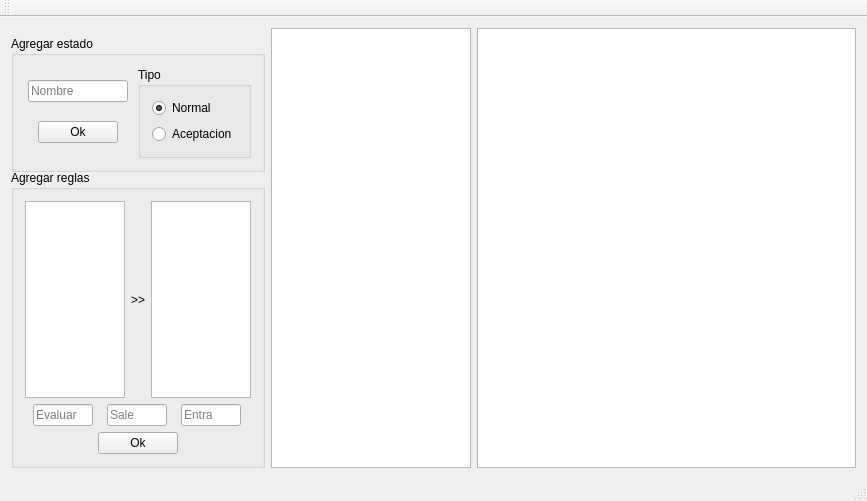
betax96/automata-de-pila, file mainwindow.ui: the form before one commit.
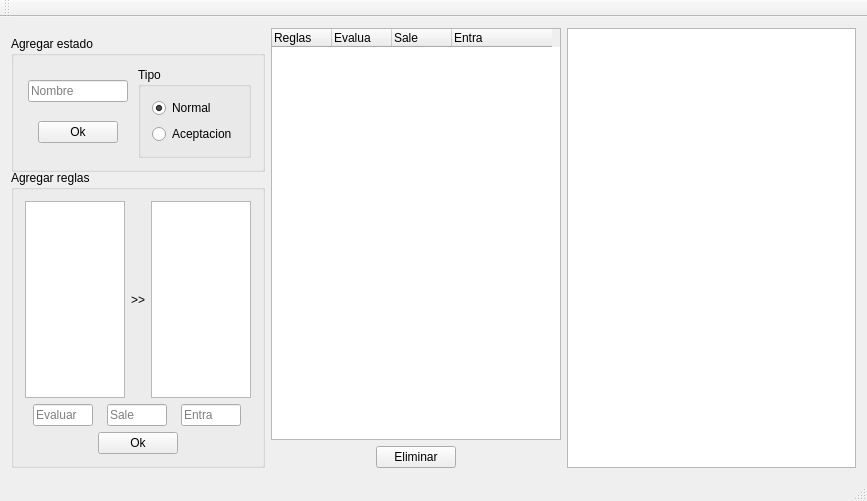
The form after the commit.

```diff
--- a/mainwindow.ui
+++ b/mainwindow.ui
@@ -264,20 +264,60 @@
       <item>
        <layout class="QVBoxLayout" name="verticalLayout_2">
         <item>
-         <widget class="QTreeView" name="treeView">
-          <property name="sizePolicy">
-           <sizepolicy hsizetype="Minimum" vsizetype="Expanding">
-            <horstretch>0</horstretch>
-            <verstretch>0</verstretch>
-           </sizepolicy>
-          </property>
-          <property name="maximumSize">
-           <size>
-            <width>200</width>
-            <height>16777215</height>
-           </size>
-          </property>
-         </widget>
+         <layout class="QVBoxLayout" name="verticalLayout_8">
+          <item>
+           <widget class="QTreeWidget" name="treeWidget">
+            <property name="indentation">
+             <number>20</number>
+            </property>
+            <attribute name="headerCascadingSectionResizes">
+             <bool>false</bool>
+            </attribute>
+            <attribute name="headerDefaultSectionSize">
+             <number>60</number>
+            </attribute>
+            <attribute name="headerMinimumSectionSize">
+             <number>40</number>
+            </attribute>
+            <attribute name="headerStretchLastSection">
+             <bool>false</bool>
+            </attribute>
+            <column>
+             <property name="text">
+              <string>Reglas</string>
+             </property>
+            </column>
+            <column>
+             <property name="text">
+              <string>Evalua</string>
+             </property>
+            </column>
+            <column>
+             <property name="text">
+              <string>Sale</string>
+             </property>
+            </column>
+            <column>
+             <property name="text">
+              <string>Entra</string>
+             </property>
+            </column>
+           </widget>
+          </item>
+          <item alignment="Qt::AlignHCenter">
+           <widget class="QPushButton" name="pushButton">
+            <property name="sizePolicy">
+             <sizepolicy hsizetype="Fixed" vsizetype="Fixed">
+              <horstretch>0</horstretch>
+              <verstretch>0</verstretch>
+             </sizepolicy>
+            </property>
+            <property name="text">
+             <string>Eliminar</string>
+            </property>
+           </widget>
+          </item>
+         </layout>
         </item>
        </layout>
       </item>
```
Left out of the diff: 24 changed lines with no effect on the pictures.
